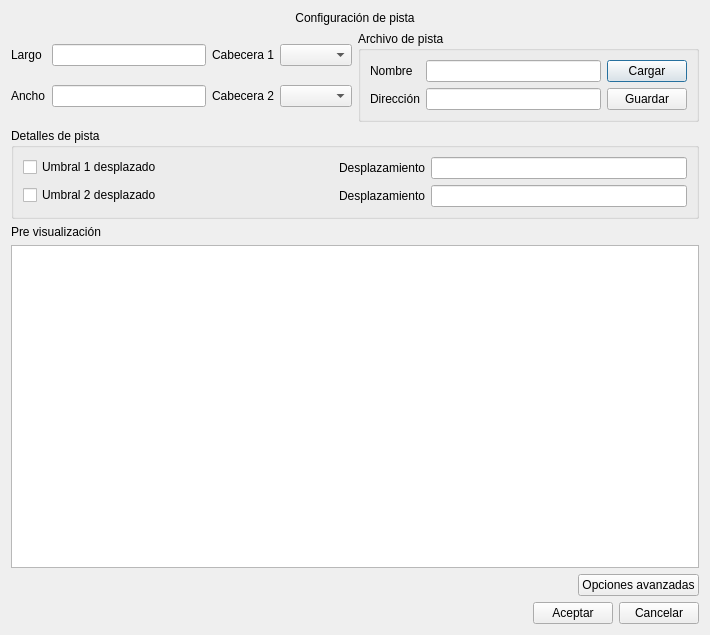
IgnacioOchoa/SimAerop, file dialogconfpista.ui: the form before one commit.
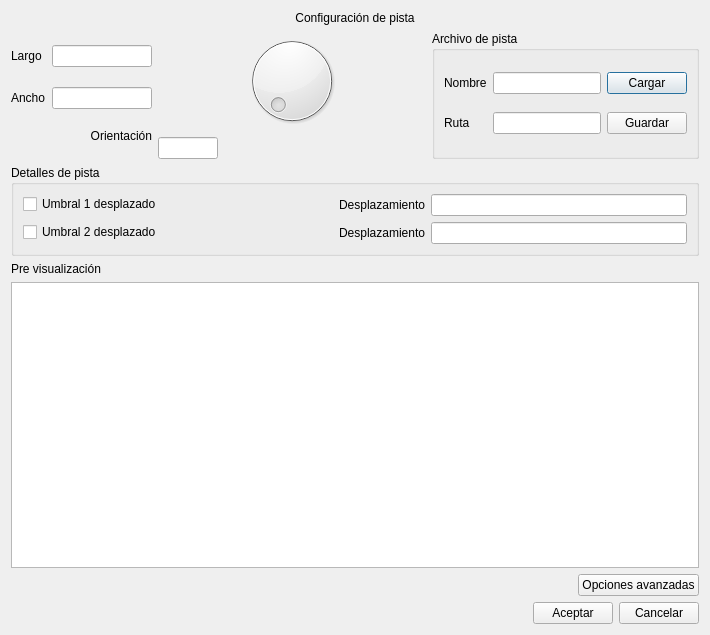
The form after the commit.

Commit message:
Se detalló orient y carga archivos dialogo pista
Se introdujo un dial para seleccionar la orientación de la pista. Hay
que customizarlo porque el que viene de base es horrible. También se
agregó funcionalidad para seleccionar un archivo para cargar.

```diff
--- a/dialogconfpista.ui
+++ b/dialogconfpista.ui
@@ -36,18 +36,21 @@
         </widget>
        </item>
        <item row="0" column="1">
-        <widget class="QLineEdit" name="leLargo"/>
-       </item>
-       <item row="0" column="2">
-        <widget class="QLabel" name="lbCab1">
-         <property name="text">
-          <string>Cabecera 1</string>
+        <widget class="QLineEdit" name="leLargo">
+         <property name="sizePolicy">
+          <sizepolicy hsizetype="Preferred" vsizetype="Fixed">
+           <horstretch>0</horstretch>
+           <verstretch>0</verstretch>
+          </sizepolicy>
+         </property>
+         <property name="maximumSize">
+          <size>
+           <width>100</width>
+           <height>16777215</height>
+          </size>
          </property>
         </widget>
        </item>
-       <item row="0" column="3">
-        <widget class="QComboBox" name="cbCab1"/>
-       </item>
        <item row="1" column="0">
         <widget class="QLabel" name="lbAncho">
          <property name="text">
@@ -56,17 +59,66 @@
         </widget>
        </item>
        <item row="1" column="1">
-        <widget class="QLineEdit" name="leAncho"/>
+        <widget class="QLineEdit" name="leAncho">
+         <property name="sizePolicy">
+          <sizepolicy hsizetype="Preferred" vsizetype="Fixed">
+           <horstretch>0</horstretch>
+           <verstretch>0</verstretch>
+          </sizepolicy>
+         </property>
+         <property name="maximumSize">
+          <size>
+           <width>100</width>
+           <height>16777215</height>
+          </size>
+         </property>
+        </widget>
        </item>
-       <item row="1" column="2">
-        <widget class="QLabel" name="lbCab2">
+       <item row="2" column="0" colspan="2">
+        <widget class="QLabel" name="label_3">
+         <property name="sizePolicy">
+          <sizepolicy hsizetype="Preferred" vsizetype="Fixed">
+           <horstretch>0</horstretch>
+           <verstretch>0</verstretch>
+          </sizepolicy>
+         </property>
          <property name="text">
-          <string>Cabecera 2</string>
+          <string>Orientación</string>
          </property>
+         <property name="alignment">
+          <set>Qt::AlignRight|Qt::AlignTrailing|Qt::AlignVCenter</set>
+         </property>
         </widget>
        </item>
-       <item row="1" column="3">
-        <widget class="QComboBox" name="cbCab2"/>
+      </layout>
+     </item>
+     <item>
+      <layout class="QVBoxLayout" name="vlDial">
+       <item>
+        <widget class="QDial" name="dial">
+         <property name="sizePolicy">
+          <sizepolicy hsizetype="Expanding" vsizetype="Preferred">
+           <horstretch>0</horstretch>
+           <verstretch>0</verstretch>
+          </sizepolicy>
+         </property>
+        </widget>
+       </item>
+       <item>
+        <widget class="QLineEdit" name="leOrientacion">
+         <property name="maximumSize">
+          <size>
+           <width>60</width>
+           <height>16777215</height>
+          </size>
+         </property>
+         <property name="layoutDirection">
+          <enum>Qt::LeftToRight</enum>
+         </property>
+         <property name="alignment">
+          <set>Qt::AlignCenter</set>
+         </property>
+        </widget>
        </item>
       </layout>
      </item>
@@ -96,7 +148,7 @@
         <item row="1" column="0">
          <widget class="QLabel" name="lbDireccion">
           <property name="text">
-           <string>Dirección</string>
+           <string>Ruta</string>
           </property>
          </widget>
         </item>
```
Left out of the diff: 4 changed lines with no effect on the pictures. The commit also changes 2 other files.
